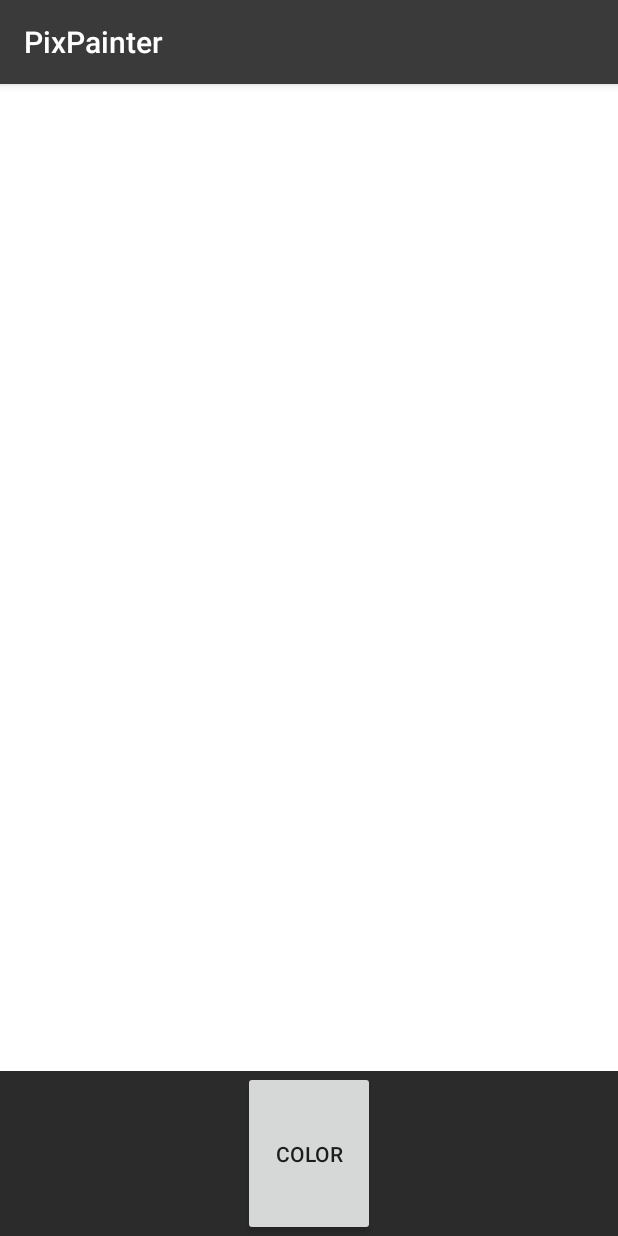
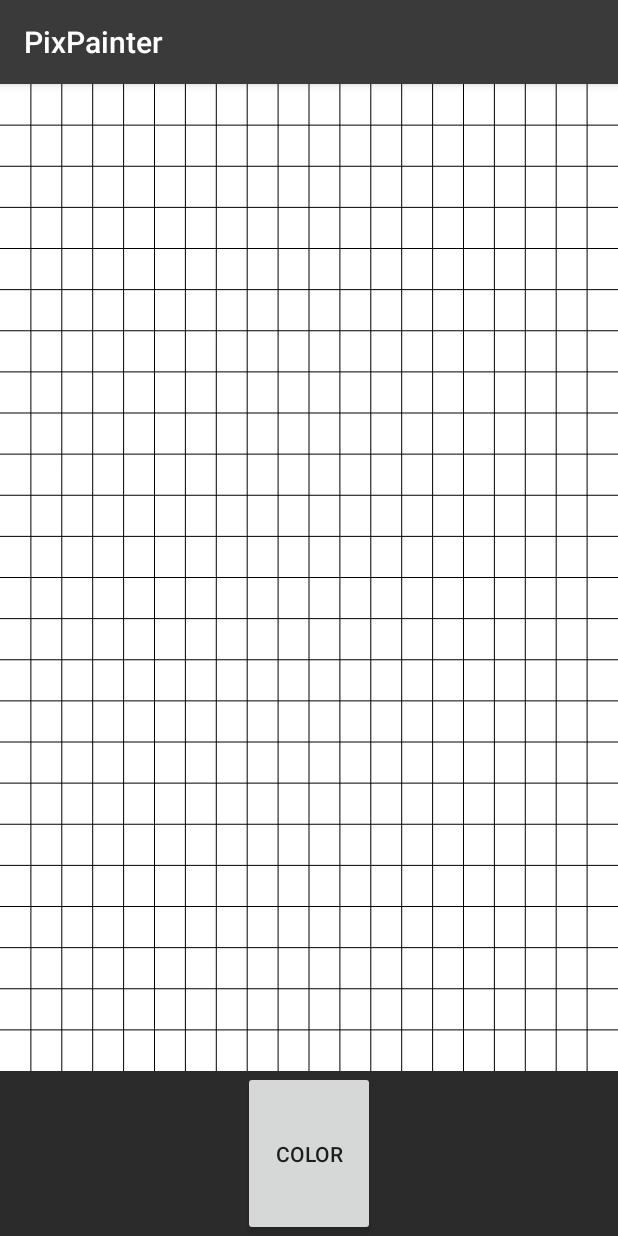
Before and after one commit to juusojpak/PixPainter, an Android app: the EditorActivity screen opened directly, with no data from a screen before it, on a phone screen of 412 x 824 dp. Run offline under Robolectric (Android 15) with nearby library versions, the phone set to English and light mode, and no system bars; 2 statements that could not run were skipped.

Commit message:
Add class for single pixel in grid view.

```diff
--- a/app/src/main/java/fi/tamk/jpak/pixpainter/EditorActivity.java
+++ b/app/src/main/java/fi/tamk/jpak/pixpainter/EditorActivity.java
@@ -20,8 +20,8 @@ public class EditorActivity extends AppCompatActivity implements ColorPickerList
         setContentView(R.layout.activity_editor);
 
         Intent intent = getIntent();
-        int cols = 1;
-        int rows = 1;
+        int cols = 20;
+        int rows = 24;
 
         if (intent != null) {
             cols = intent.getExtras().getInt("columns");
--- /dev/null
+++ b/app/src/main/java/fi/tamk/jpak/pixpainter/Pixel.java
@@ -0,0 +1,36 @@
+package fi.tamk.jpak.pixpainter;
+
+/**
+ * Created by Juuso Pakarinen on 24/04/2017.
+ */
+public class Pixel {
+
+    private ColorARGB color;
+    private boolean isChecked;
+
+    public Pixel() {
+        this.color = new ColorARGB(0, 0, 0, 0);
+        this.isChecked = false;
+    }
+
+    public Pixel(ColorARGB color, boolean isChecked) {
+        this.color = color;
+        this.isChecked = isChecked;
+    }
+
+    public ColorARGB getColor() {
+        return color;
+    }
+
+    public void setColor(ColorARGB color) {
+        this.color = color;
+    }
+
+    public boolean isChecked() {
+        return isChecked;
+    }
+
+    public void setChecked(boolean checked) {
+        isChecked = checked;
+    }
+}
--- a/app/src/main/java/fi/tamk/jpak/pixpainter/PixelGridView.java
+++ b/app/src/main/java/fi/tamk/jpak/pixpainter/PixelGridView.java
@@ -18,8 +18,7 @@ public class PixelGridView extends View {
     private float cellWidth, cellHeight;
     private Paint paint = new Paint();
     private ColorARGB paintColor;
-    private ColorARGB[][] pixels;
-    private boolean[][] cellChecked;
+    private Pixel[][] pixels;
 
     public PixelGridView(Context context, AttributeSet attrs) {
         super(context, attrs);
@@ -66,8 +65,7 @@ public class PixelGridView extends View {
 
         cellWidth = (float) getWidth() / numColumns;
         cellHeight = (float) getHeight() / numRows;
-        cellChecked = new boolean[numColumns][numRows];
-        pixels = new ColorARGB[numColumns][numRows];
+        pixels = new Pixel[numColumns][numRows];
         initializePixels();
 
         /* Invalidate view so it's redrawn */
@@ -83,8 +81,8 @@ public class PixelGridView extends View {
         /* Fill selected cells */
         for (int i = 0; i < numColumns; i++) {
             for (int j = 0; j < numRows; j++) {
-                if (cellChecked[i][j]) {
-                    ColorARGB c = pixels[i][j];
+                if (pixels[i][j].isChecked()) {
+                    ColorARGB c = pixels[i][j].getColor();
                     paint.setARGB(c.getA(), c.getR(), c.getG(), c.getB());
                     canvas.drawRect(
                         i * cellWidth,
@@ -115,14 +113,16 @@ public class PixelGridView extends View {
     public boolean onTouchEvent(MotionEvent event) {
         int column = (int)(event.getX() / cellWidth);
         int row = (int)(event.getY() / cellHeight);
+        ColorARGB tmp = pixels[column][row].getColor();
+        tmp.setA(paintColor.getA());
+        tmp.setR(paintColor.getR());
+        tmp.setG(paintColor.getG());
+        tmp.setB(paintColor.getB());
 
-        cellChecked[column][row] = true;
-        pixels[column][row].setA(paintColor.getA());
-        pixels[column][row].setR(paintColor.getR());
-        pixels[column][row].setG(paintColor.getG());
-        pixels[column][row].setB(paintColor.getB());
+        pixels[column][row].setChecked(true);
+        pixels[column][row].setColor(tmp);
+        invalidate();
 
-        invalidate();
         return true;
     }
 
@@ -137,7 +137,7 @@ public class PixelGridView extends View {
     public void initializePixels() {
         for (int i = 0; i < numColumns; i++) {
             for (int j = 0; j < numRows; j++) {
-                pixels[i][j] = new ColorARGB(0, 255, 255, 255);
+                pixels[i][j] = new Pixel();
             }
         }
     }
--- a/build.gradle
+++ b/build.gradle
@@ -5,7 +5,7 @@ buildscript {
         jcenter()
     }
     dependencies {
-        classpath 'com.android.tools.build:gradle:2.3.0'
+        classpath 'com.android.tools.build:gradle:2.3.1'
 
         // NOTE: Do not place your application dependencies here; they belong
         // in the individual module build.gradle files
```
